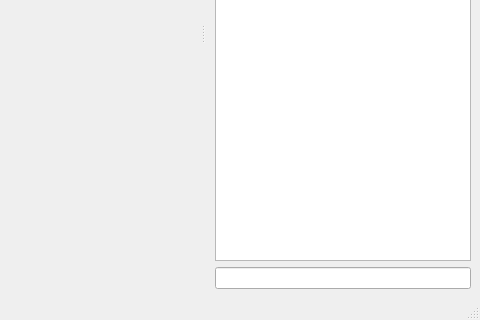
Before: the Qt Designer form main.ui in luigiday/ProGraph, drawn with Qt 5; both pictures show x 478 to 958 and y 280 to 600 of the 958 by 600 pixel window.
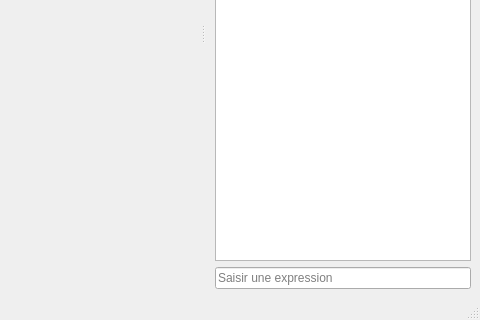
After: the same form once the commit is applied. Icons and pictures are not drawn.

Commit message: UI changée

The edit to the form file:
```diff
--- a/main.ui
+++ b/main.ui
@@ -105,7 +105,14 @@
       </widget>
      </item>
      <item>
-      <widget class="QLineEdit" name="lineEdit"/>
+      <widget class="QLineEdit" name="lineEdit">
+       <property name="inputMask">
+        <string/>
+       </property>
+       <property name="placeholderText">
+        <string>Saisir une expression</string>
+       </property>
+      </widget>
      </item>
     </layout>
    </widget>
```
The commit also changes 2 other files.
